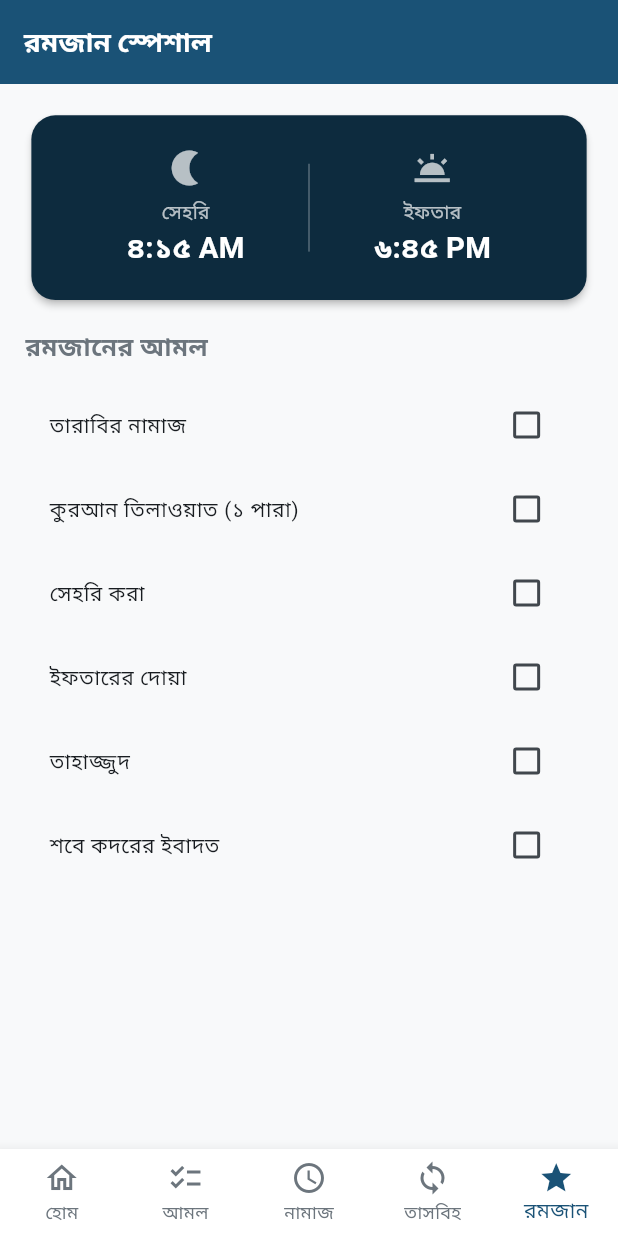
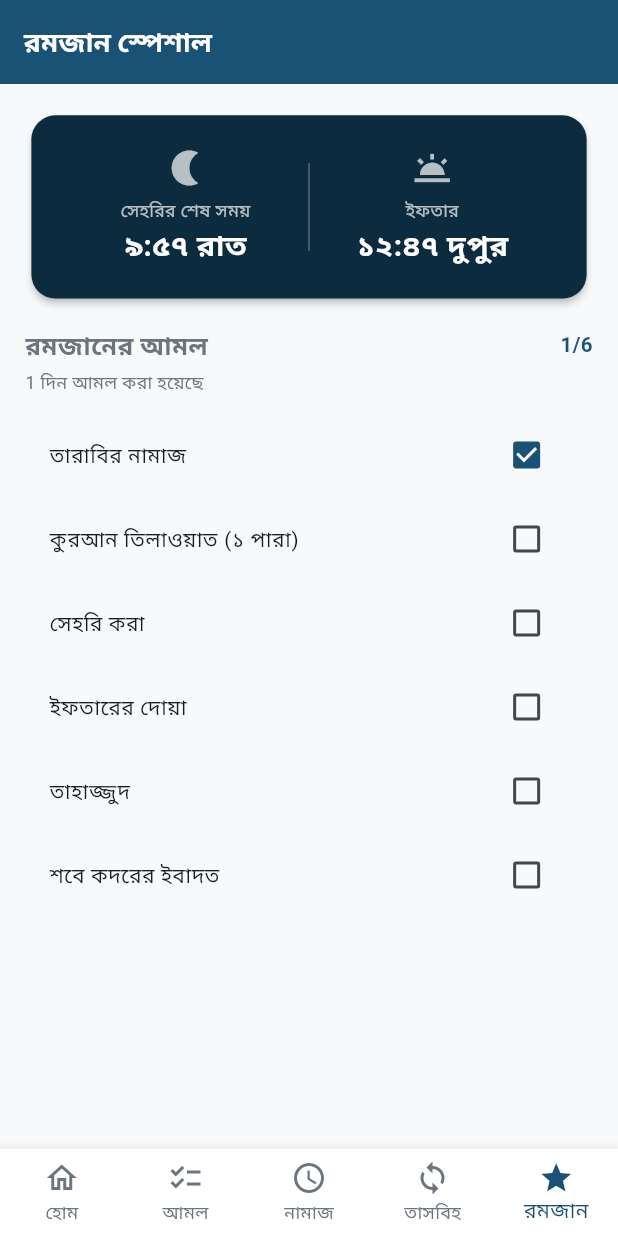
Before and after one commit to rtrajon-dev/amol_app, a Flutter app: the RamadanScreen screen opened by its route, after a tap on "তারাবির নামাজ", on a phone screen of 412 x 824 dp. Run offline on Flutter 3.47's test engine with Material 3 defaults, Android fonts, the phone set to English and light mode, and no system bars; our stand-ins replace adhan, connectivity_plus, dio, drift, drift_flutter, firebase_analytics and 17 more; accounts and stored records are empty; generated files the repository leaves out were written again; network calls fail; Roboto replaces fonts that are missing (Hind).

Commit message:
feat(ramadan): wire the checklist and derive sehri/iftar from prayer times
Two problems, and the one that was not reported is the more serious.

The checkboxes were inert — `onChanged: (_) {/* TODO: toggle */}` over a
const list, so nothing could be ticked and nothing was stored.

The sehri and iftar times were hardcoded to ৪:১৫ AM and ৬:৪৫ PM. Those are
not times, they are placeholders that look like times. Sehri ends at Fajr
and iftar begins at Maghrib, both of which the app already computes for the
user's actual location, so a user in Sylhet was shown neither their own
times nor Dhaka's. Breaking a fast on a number that is earlier than real
Maghrib breaks it early, which is a religious correctness failure rather
than a cosmetic one. Both now come from prayerTimesProvider.

The sehri label becomes "সেহরির শেষ সময়". Fajr is the deadline for sehri,
and a bare "সেহরি" beside it reads as when to begin — the opposite.

Ramadan check-ins go to a new `ramadan_logs` table rather than sharing
`amal_logs` under a namespaced id: currentStreak counts distinct days in
amal_logs, so storing them together would have inflated the daily amal
streak with days holding no ordinary amal. Tests pin that isolation in both
directions.

Progress is reported as days observed rather than a streak. Ramadan is a
fixed 29-30 day season, so a running total is the meaningful figure and
missing one night should not erase the record of the others.

Schema version 2 with an onUpgrade that creates only the new table; an
upgrade that drops a user's history is a bug, not a migration. Verified on
a device holding a v1 database written by the previous release — the only
place onUpgrade actually executes, since an in-memory test always starts at
the current schema.

14 unit tests plus 2 on-device.

```diff
--- a/lib/app/database/app_database.dart
+++ b/lib/app/database/app_database.dart
@@ -28,6 +28,30 @@ class AmalLogs extends Table {
       ];
 }
 
+/// A completed Ramadan amal, one row per (item, day).
+///
+/// Deliberately a separate table from [AmalLogs] rather than sharing it with a
+/// namespaced id: `currentStreak` counts distinct days in `amal_logs`, so
+/// Ramadan check-ins stored there would silently inflate the daily amal streak
+/// with days the user never completed an ordinary amal.
+@DataClassName('RamadanLogEntry')
+class RamadanLogs extends Table {
+  IntColumn get id => integer().autoIncrement()();
+
+  /// Matches `RamadanAmalItem.id` (`tarawih`, `laylat_qadr`, …).
+  TextColumn get itemId => text().withLength(min: 1, max: 64)();
+
+  /// Local calendar day, `YYYY-MM-DD`, as in [AmalLogs].
+  TextColumn get dayKey => text().withLength(min: 10, max: 10)();
+
+  DateTimeColumn get completedAt => dateTime()();
+
+  @override
+  List<Set<Column>> get uniqueKeys => [
+        {itemId, dayKey},
+      ];
+}
+
 /// One row per completed tasbeeh cycle (count reaching its target).
 @DataClassName('TasbeehSessionEntry')
 class TasbeehSessions extends Table {
@@ -52,13 +76,24 @@ class TasbeehSessions extends Table {
 ///
 /// Bundled reference content (surahs, names, cities) does NOT belong here —
 /// that ships as JSON assets and is refreshed from the content manifest.
-@DriftDatabase(tables: [AmalLogs, TasbeehSessions])
+@DriftDatabase(tables: [AmalLogs, RamadanLogs, TasbeehSessions])
 class AppDatabase extends _$AppDatabase {
   AppDatabase([QueryExecutor? executor])
       : super(executor ?? driftDatabase(name: 'amol365'));
 
   @override
-  int get schemaVersion => 1;
+  int get schemaVersion => 2;
+
+  @override
+  MigrationStrategy get migration => MigrationStrategy(
+        onCreate: (m) => m.createAll(),
+        onUpgrade: (m, from, to) async {
+          // v2 added ramadan_logs. Existing amal and tasbeeh history is left
+          // untouched — an upgrade that drops a user's streak is a bug, not a
+          // migration.
+          if (from < 2) await m.createTable(ramadanLogs);
+        },
+      );
 
   // ------------------------------------------------------------------ amal
 
@@ -135,6 +170,51 @@ class AppDatabase extends _$AppDatabase {
     return streak;
   }
 
+  // --------------------------------------------------------------- ramadan
+
+  /// The Ramadan amal ids completed on [dayKey].
+  Future<Set<String>> completedRamadanIds(String dayKey) async {
+    final rows =
+        await (select(ramadanLogs)..where((t) => t.dayKey.equals(dayKey))).get();
+    return rows.map((r) => r.itemId).toSet();
+  }
+
+  Future<void> markRamadanCompleted({
+    required String itemId,
+    required String dayKey,
+    required DateTime completedAt,
+  }) {
+    return into(ramadanLogs).insert(
+      RamadanLogsCompanion.insert(
+        itemId: itemId,
+        dayKey: dayKey,
+        completedAt: completedAt,
+      ),
+      mode: InsertMode.insertOrIgnore,
+    );
+  }
+
+  Future<void> clearRamadanCompleted({
+    required String itemId,
+    required String dayKey,
+  }) {
+    return (delete(ramadanLogs)
+          ..where((t) => t.itemId.equals(itemId) & t.dayKey.equals(dayKey)))
+        .go();
+  }
+
+  /// How many distinct days hold at least one completed Ramadan amal.
+  ///
+  /// Not a streak: Ramadan is a fixed 29-30 day season, so a running total is
+  /// the meaningful figure and a broken chain should not reset it to zero.
+  Future<int> ramadanDaysObserved() async {
+    final query = selectOnly(ramadanLogs, distinct: true)
+      ..addColumns([ramadanLogs.dayKey]);
+
+    final rows = await query.map((r) => r.read(ramadanLogs.dayKey)!).get();
+    return rows.toSet().length;
+  }
+
   // --------------------------------------------------------------- tasbeeh
 
   Future<void> recordTasbeehCycle({
--- a/lib/features/ramadan/domain/models/ramadan_model.dart
+++ b/lib/features/ramadan/domain/models/ramadan_model.dart
@@ -21,6 +21,12 @@ class RamadanAmalItem {
 
   const RamadanAmalItem({required this.id, required this.title, this.isCompleted = false});
 
+  RamadanAmalItem copyWith({bool? isCompleted}) => RamadanAmalItem(
+        id: id,
+        title: title,
+        isCompleted: isCompleted ?? this.isCompleted,
+      );
+
   static const defaultList = [
     RamadanAmalItem(id: 'tarawih', title: 'তারাবির নামাজ'),
     RamadanAmalItem(id: 'quran_page', title: 'কুরআন তিলাওয়াত (১ পারা)'),
--- a/lib/features/ramadan/presentation/view/ramadan_screen.dart
+++ b/lib/features/ramadan/presentation/view/ramadan_screen.dart
@@ -1,76 +1,205 @@
 import 'package:flutter/material.dart';
+import 'package:flutter_riverpod/flutter_riverpod.dart';
 import 'package:flutter_screenutil/flutter_screenutil.dart';
 
 import '../../../../app/theme/app_colors.dart';
-import '../../domain/models/ramadan_model.dart';
+import '../../../../app/utils/prayer_time_utils.dart';
+import '../../../../global_widgets/loading_indicator.dart';
+import '../viewmodel/ramadan_viewmodel.dart';
 
-class RamadanScreen extends StatelessWidget {
+class RamadanScreen extends ConsumerWidget {
   const RamadanScreen({super.key});
 
   @override
-  Widget build(BuildContext context) {
+  Widget build(BuildContext context, WidgetRef ref) {
+    final ramadanAsync = ref.watch(ramadanProvider);
+
     return Scaffold(
       appBar: AppBar(title: const Text('রমজান স্পেশাল')),
-      body: ListView(
+      body: ramadanAsync.when(
+        loading: () => const LoadingIndicator(),
+        error: (_, _) => const Center(child: Text('লোড করা যাচ্ছে না')),
+        data: (state) => ListView(
           padding: EdgeInsets.all(16.w),
           children: [
-          _buildSehriIftarCard(),
+            const _SehriIftarCard(),
             SizedBox(height: 16.h),
-          _buildRamadanAmalList(),
+            _RamadanAmalList(state: state),
           ],
+        ),
       ),
     );
   }
+}
 
-  Widget _buildSehriIftarCard() {
+/// Sehri and iftar for the user's own location.
+///
+/// These were previously hardcoded to ৪:১৫ AM / ৬:৪৫ PM, which is a real
+/// correctness problem rather than a cosmetic one: a user breaking their fast
+/// on a fixed time that is earlier than their actual Maghrib breaks it early.
+class _SehriIftarCard extends ConsumerWidget {
+  const _SehriIftarCard();
+
+  @override
+  Widget build(BuildContext context, WidgetRef ref) {
+    final timesAsync = ref.watch(sehriIftarProvider);
+
     return Card(
       color: AppColors.primaryDark,
       child: Padding(
         padding: EdgeInsets.all(20.w),
-        child: Row(
+        child: timesAsync.when(
+          loading: () => SizedBox(
+            height: 74.h,
+            child: const Center(
+              child: CircularProgressIndicator(color: Colors.white70),
+            ),
+          ),
+          error: (_, _) => SizedBox(
+            height: 74.h,
+            child: Center(
+              child: Text(
+                'সময় লোড করা যাচ্ছে না',
+                style: TextStyle(color: Colors.white70, fontSize: 13.sp),
+              ),
+            ),
+          ),
+          data: (times) => Row(
             children: [
               Expanded(
-              child: Column(
-                children: [
-                  const Icon(Icons.nightlight, color: Colors.white70, size: 28),
-                  SizedBox(height: 6.h),
-                  Text('সেহরি', style: TextStyle(color: Colors.white70, fontSize: 13.sp)),
-                  Text('৪:১৫ AM', style: TextStyle(color: Colors.white, fontSize: 20.sp, fontWeight: FontWeight.bold)),
-                ],
+                child: _TimeColumn(
+                  icon: Icons.nightlight,
+                  // Sehri ENDS at Fajr. Labelling Fajr as plain "সেহরি" could
+                  // be read as when to begin, which is the opposite of the
+                  // deadline it actually is.
+                  label: 'সেহরির শেষ সময়',
+                  time: times.sehri,
                 ),
               ),
               Container(width: 1, height: 60.h, color: Colors.white30),
               Expanded(
-              child: Column(
-                children: [
-                  const Icon(Icons.wb_twilight, color: Colors.white70, size: 28),
-                  SizedBox(height: 6.h),
-                  Text('ইফতার', style: TextStyle(color: Colors.white70, fontSize: 13.sp)),
-                  Text('৬:৪৫ PM', style: TextStyle(color: Colors.white, fontSize: 20.sp, fontWeight: FontWeight.bold)),
-                ],
+                child: _TimeColumn(
+                  icon: Icons.wb_twilight,
+                  label: 'ইফতার',
+                  time: times.iftar,
                 ),
               ),
             ],
           ),
         ),
+      ),
     );
   }
+}
 
-  Widget _buildRamadanAmalList() {
+class _TimeColumn extends StatelessWidget {
+  const _TimeColumn({
+    required this.icon,
+    required this.label,
+    required this.time,
+  });
+
+  final IconData icon;
+  final String label;
+  final DateTime? time;
+
+  @override
+  Widget build(BuildContext context) {
     return Column(
-      crossAxisAlignment: CrossAxisAlignment.start,
       children: [
-        Text('রমজানের আমল', style: TextStyle(fontSize: 17.sp, fontWeight: FontWeight.bold)),
-        SizedBox(height: 12.h),
-        ...RamadanAmalItem.defaultList.map((item) => CheckboxListTile(
-              title: Text(item.title, style: TextStyle(fontSize: 14.sp)),
-              value: item.isCompleted,
-              activeColor: AppColors.primary,
-              onChanged: (_) {/* TODO: toggle */},
-              shape: RoundedRectangleBorder(borderRadius: BorderRadius.circular(8)),
-            )),
-        // TODO: wire to state management
+        Icon(icon, color: Colors.white70, size: 28),
+        SizedBox(height: 6.h),
+        Text(label,
+            style: TextStyle(color: Colors.white70, fontSize: 12.sp),
+            textAlign: TextAlign.center),
+        Text(
+          time == null ? '—' : PrayerTimeUtils.formatBangla(time!),
+          style: TextStyle(
+            color: Colors.white,
+            fontSize: 20.sp,
+            fontWeight: FontWeight.bold,
+          ),
+        ),
       ],
     );
   }
 }
+
+class _RamadanAmalList extends ConsumerWidget {
+  const _RamadanAmalList({required this.state});
+
+  final RamadanState state;
+
+  @override
+  Widget build(BuildContext context, WidgetRef ref) {
+    final notifier = ref.read(ramadanProvider.notifier);
+
+    return Column(
+      crossAxisAlignment: CrossAxisAlignment.start,
+      children: [
+        Row(
+          mainAxisAlignment: MainAxisAlignment.spaceBetween,
+          children: [
+            Text('রমজানের আমল',
+                style:
+                    TextStyle(fontSize: 17.sp, fontWeight: FontWeight.bold)),
+            Text(
+              '${state.completedCount}/${state.totalCount}',
+              style: TextStyle(
+                fontSize: 14.sp,
+                color: AppColors.primary,
+                fontWeight: FontWeight.w600,
+              ),
+            ),
+          ],
+        ),
+        if (state.daysObserved > 0) ...[
+          SizedBox(height: 4.h),
+          Text(
+            '${state.daysObserved} দিন আমল করা হয়েছে',
+            style: TextStyle(fontSize: 12.sp, color: AppColors.textSecondary),
+          ),
+        ],
+        SizedBox(height: 12.h),
+        ...state.items.map(
+          (item) => CheckboxListTile(
+            title: Text(item.title, style: TextStyle(fontSize: 14.sp)),
+            value: item.isCompleted,
+            activeColor: AppColors.primary,
+            onChanged: (_) => notifier.toggle(item.id),
+            shape: RoundedRectangleBorder(
+              borderRadius: BorderRadius.circular(8),
+            ),
+          ),
+        ),
+        if (state.allCompleted) ...[
+          SizedBox(height: 12.h),
+          Container(
+            padding: EdgeInsets.all(12.w),
+            decoration: BoxDecoration(
+              color: AppColors.success.withValues(alpha: 0.1),
+              borderRadius: BorderRadius.circular(12),
+            ),
+            child: Row(
+              mainAxisAlignment: MainAxisAlignment.center,
+              children: [
+                const Icon(Icons.check_circle, color: AppColors.success),
+                SizedBox(width: 8.w),
+                Flexible(
+                  child: Text(
+                    'মাশাআল্লাহ! আজকের সব আমল সম্পন্ন',
+                    style: TextStyle(
+                      color: AppColors.success,
+                      fontWeight: FontWeight.w600,
+                      fontSize: 13.sp,
+                    ),
+                  ),
+                ),
+              ],
+            ),
+          ),
+        ],
+      ],
+    );
+  }
+}
--- /dev/null
+++ b/lib/features/ramadan/presentation/viewmodel/ramadan_viewmodel.dart
@@ -0,0 +1,107 @@
+import 'package:flutter_riverpod/flutter_riverpod.dart';
+
+import '../../../../app/database/app_database.dart';
+import '../../../../app/di/providers.dart';
+import '../../../prayer_time/domain/models/prayer_time_model.dart';
+import '../../../prayer_time/presentation/viewmodel/prayer_time_viewmodel.dart';
+import '../../domain/models/ramadan_model.dart';
+
+class RamadanState {
+  const RamadanState({
+    required this.items,
+    required this.dayKey,
+    this.daysObserved = 0,
+  });
+
+  final List<RamadanAmalItem> items;
+
+  /// The local day these items describe (`YYYY-MM-DD`).
+  final String dayKey;
+
+  /// Distinct days with at least one completed Ramadan amal.
+  final int daysObserved;
+
+  int get completedCount => items.where((i) => i.isCompleted).length;
+  int get totalCount => items.length;
+  bool get allCompleted => completedCount == totalCount;
+
+  RamadanState copyWith({List<RamadanAmalItem>? items, int? daysObserved}) =>
+      RamadanState(
+        items: items ?? this.items,
+        dayKey: dayKey,
+        daysObserved: daysObserved ?? this.daysObserved,
+      );
+}
+
+class RamadanNotifier extends AsyncNotifier<RamadanState> {
+  AppDatabase get _db => ref.read(appDatabaseProvider);
+
+  @override
+  Future<RamadanState> build() async {
+    final today = dayKeyFor(DateTime.now());
+
+    final completed = await _db.completedRamadanIds(today);
+    final observed = await _db.ramadanDaysObserved();
+
+    return RamadanState(
+      items: [
+        for (final item in RamadanAmalItem.defaultList)
+          item.copyWith(isCompleted: completed.contains(item.id)),
+      ],
+      dayKey: today,
+      daysObserved: observed,
+    );
+  }
+
+  Future<void> toggle(String id) async {
+    final current = state.value;
+    if (current == null) return;
+
+    final item = current.items.firstWhere((i) => i.id == id);
+    final nowCompleted = !item.isCompleted;
+
+    // Apply to the UI first — a checkbox must not wait on disk I/O.
+    state = AsyncData(current.copyWith(
+      items: [
+        for (final i in current.items)
+          i.id == id ? i.copyWith(isCompleted: nowCompleted) : i,
+      ],
+    ));
+
+    if (nowCompleted) {
+      await _db.markRamadanCompleted(
+        itemId: id,
+        dayKey: current.dayKey,
+        completedAt: DateTime.now(),
+      );
+    } else {
+      await _db.clearRamadanCompleted(itemId: id, dayKey: current.dayKey);
+    }
+
+    final observed = await _db.ramadanDaysObserved();
+    final latest = state.value;
+    if (latest != null) {
+      state = AsyncData(latest.copyWith(daysObserved: observed));
+    }
+  }
+}
+
+final ramadanProvider =
+    AsyncNotifierProvider<RamadanNotifier, RamadanState>(RamadanNotifier.new);
+
+/// Sehri and iftar for today, derived from the user's actual prayer times.
+///
+/// Sehri ends at Fajr and iftar begins at Maghrib, so these are not separate
+/// quantities to be configured — they are the prayer times the app already
+/// computes for the user's location. Hardcoding them, as this screen
+/// previously did, means telling someone in Sylhet to break their fast at
+/// Dhaka's time, or at no real place's time at all.
+final sehriIftarProvider = FutureProvider<({DateTime? sehri, DateTime? iftar})>(
+  (ref) async {
+    final times = await ref.watch(prayerTimesProvider.future);
+    return (
+      sehri: times.timeFor(PrayerSlot.fajr),
+      iftar: times.timeFor(PrayerSlot.maghrib),
+    );
+  },
+);
```
Also changed, not shown: lib/app/database/app_database.g.dart, 2 other files. Lines whose indentation alone changed are shown as unchanged.
